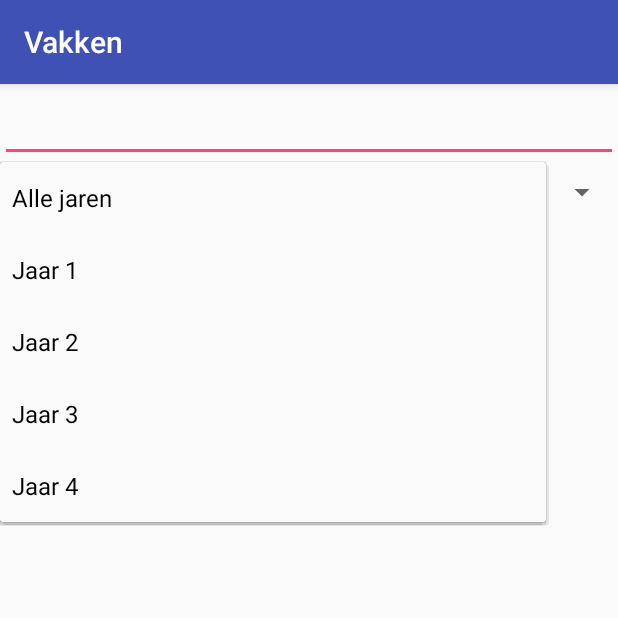
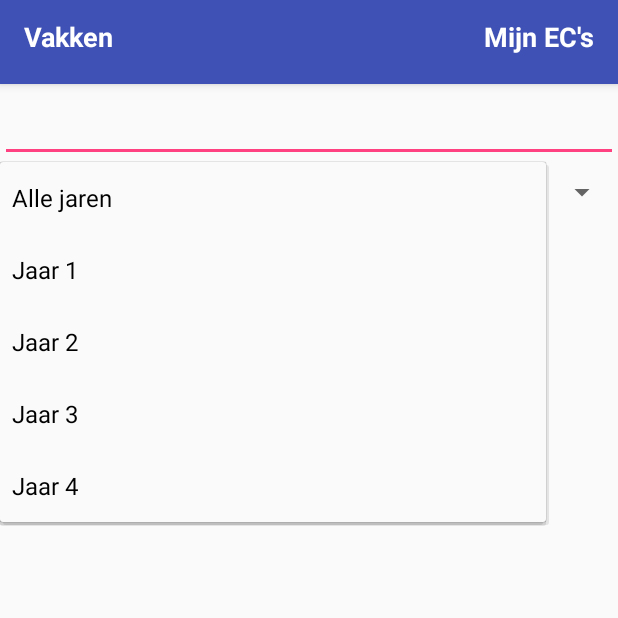
Before and after one commit to Joepin8/Course_Manager, an Android app: the VakkenOverzichtActivity screen opened directly, with no data from a screen before it, after a tap on "Alle jaren", on a phone screen of 412 x 824 dp, the top half of it. Run offline under Robolectric (Android 15) with nearby library versions, the phone set to English and light mode, and no system bars; our stand-ins replace Firebase (no records; nobody signed in at launch, a user with empty details on screens opened directly).

```diff
--- a/app/src/main/java/ikpmd/westgeestoonk/course_manager/Database/DatabaseInfo.java
+++ b/app/src/main/java/ikpmd/westgeestoonk/course_manager/Database/DatabaseInfo.java
@@ -18,6 +18,8 @@ public class DatabaseInfo {
         public static final String TOETSMOMENT = "Toetsmoment";
         public static final String CIJFER = "Cijfer";
         public static final String JAAR = "Jaar";
+        public static final String KEUZEVAK = "Keuzevak";
+        public static final String NOTITIE = "Notitie";
     }
 
 }
--- a/app/src/main/java/ikpmd/westgeestoonk/course_manager/VakInfo.java
+++ b/app/src/main/java/ikpmd/westgeestoonk/course_manager/VakInfo.java
@@ -9,6 +9,8 @@ import android.widget.ArrayAdapter;
 import android.widget.Spinner;
 import android.widget.TextView;
 import android.widget.Toast;
+
+import com.google.firebase.auth.FirebaseAuth;
 
 import java.util.ArrayList;
 import java.util.List;
@@ -70,6 +72,7 @@ public class VakInfo extends AppCompatActivity implements AdapterView.OnItemSele
 
         // attaching data adapter to spinner
         spinner.setAdapter(dataAdapter);
+
     }
 
     @Override
--- a/app/src/main/java/ikpmd/westgeestoonk/course_manager/VakkenOverzichtActivity.java
+++ b/app/src/main/java/ikpmd/westgeestoonk/course_manager/VakkenOverzichtActivity.java
@@ -2,6 +2,7 @@ package ikpmd.westgeestoonk.course_manager;
 
 import android.content.Intent;
 import android.os.Bundle;
+import android.support.v7.app.ActionBar;
 import android.support.v7.app.AppCompatActivity;
 import android.text.Editable;
 import android.text.TextWatcher;
@@ -14,6 +15,8 @@ import android.widget.EditText;
 import android.widget.Filter;
 import android.widget.ListView;
 import android.widget.Spinner;
+import android.widget.TextView;
+import android.widget.Toast;
 
 
 import com.google.firebase.auth.FirebaseAuth;
@@ -45,14 +48,14 @@ public class VakkenOverzichtActivity extends AppCompatActivity {
     protected void onCreate(Bundle savedInstanceState) {
         super.onCreate(savedInstanceState);
         setContentView(R.layout.activity_vakken_overzicht);
-        setTitle("Vakken");
+        getSupportActionBar().setDisplayOptions(ActionBar.DISPLAY_SHOW_CUSTOM);
+        getSupportActionBar().setCustomView(R.layout.vakken_action_bar);
         fAuth = FirebaseAuth.getInstance();
         databaseHelper = databaseHelper.getHelper(this, fAuth.getUid());
         uploadCijfers();
         lv = (ListView) findViewById(R.id.listview);
         zoekVeld = (EditText) findViewById(R.id.zoekVeld);
         spinnerJaar = (Spinner) findViewById(R.id.spinnerJaar);
-
         initList();
         initSpinner();
 
--- /dev/null
+++ b/app/src/main/res/layout/vakken_action_bar.xml
@@ -0,0 +1,43 @@
+<?xml version="1.0" encoding="utf-8"?>
+<android.support.constraint.ConstraintLayout
+    xmlns:android="http://schemas.android.com/apk/res/android"
+    xmlns:app="http://schemas.android.com/apk/res-auto"
+    xmlns:tools="http://schemas.android.com/tools"
+    android:layout_width="match_parent"
+    android:layout_height="match_parent">
+
+    <TextView
+        android:id="@+id/textView"
+        android:layout_width="wrap_content"
+        android:layout_height="40dp"
+        android:layout_gravity="center"
+        android:layout_marginTop="12dp"
+        android:text="Vakken"
+        android:textColor="@android:color/white"
+        android:textSize="18sp"
+        android:textStyle="bold"
+        app:layout_constraintBottom_toBottomOf="@+id/mijnECs"
+        app:layout_constraintLeft_toLeftOf="parent"
+        app:layout_constraintTop_toTopOf="parent"
+        app:layout_constraintVertical_bias="0.0"
+        tools:layout_constraintBottom_creator="1"
+        tools:layout_constraintLeft_creator="1"
+        tools:layout_constraintTop_creator="1" />
+
+    <TextView
+        android:id="@+id/mijnECs"
+        android:layout_width="wrap_content"
+        android:layout_height="40dp"
+        android:layout_gravity="center"
+        android:layout_marginTop="12dp"
+        android:text="Mijn EC's"
+        android:textColor="@android:color/white"
+        android:textSize="18sp"
+        android:textStyle="bold"
+        app:layout_constraintRight_toRightOf="parent"
+        app:layout_constraintTop_toTopOf="parent"
+        tools:layout_constraintRight_creator="1"
+        tools:layout_constraintTop_creator="1" />
+
+
+</android.support.constraint.ConstraintLayout>
```
Also changed, not shown: app/src/main/java/ikpmd/westgeestoonk/course_manager/MainActivity.java (+8 -4 lines), app/src/main/java/ikpmd/westgeestoonk/course_manager/Models/Course_Model.java (+36 -7 lines), app/src/main/res/layout/view_content_row.xml (+9 -9 lines).
